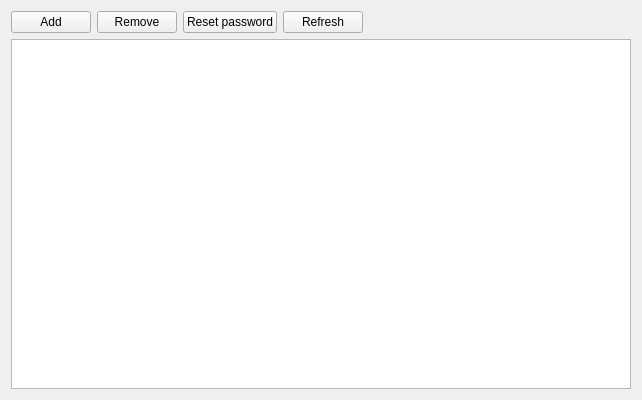
fasiondog/hikyuu, file hikyuu/admin/widget/Ui_HkuUserManagerWidget.ui: the form before one commit.
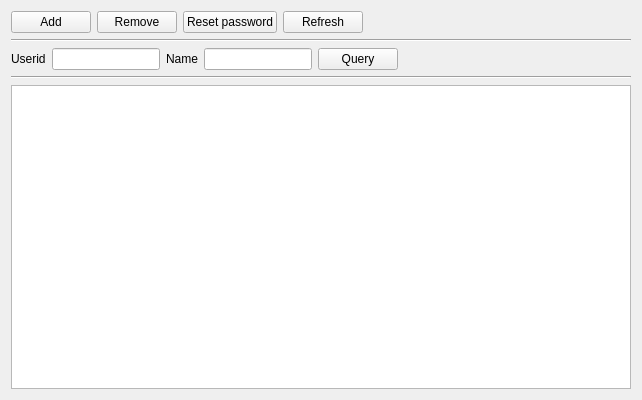
The form after the commit.

```diff
--- a/hikyuu/admin/widget/Ui_HkuUserManagerWidget.ui
+++ b/hikyuu/admin/widget/Ui_HkuUserManagerWidget.ui
@@ -61,6 +61,84 @@
        </item>
       </layout>
      </item>
+     <item>
+      <widget class="Line" name="line">
+       <property name="orientation">
+        <enum>Qt::Horizontal</enum>
+       </property>
+      </widget>
+     </item>
+     <item>
+      <layout class="QHBoxLayout" name="horizontalLayout_2">
+       <item>
+        <widget class="QLabel" name="label">
+         <property name="text">
+          <string>Userid</string>
+         </property>
+        </widget>
+       </item>
+       <item>
+        <widget class="QLineEdit" name="userid_lineEdit">
+         <property name="sizePolicy">
+          <sizepolicy hsizetype="Fixed" vsizetype="Fixed">
+           <horstretch>0</horstretch>
+           <verstretch>0</verstretch>
+          </sizepolicy>
+         </property>
+         <property name="maxLength">
+          <number>100</number>
+         </property>
+        </widget>
+       </item>
+       <item>
+        <widget class="QLabel" name="label_2">
+         <property name="text">
+          <string>Name</string>
+         </property>
+        </widget>
+       </item>
+       <item>
+        <widget class="QLineEdit" name="name_lineEdit">
+         <property name="sizePolicy">
+          <sizepolicy hsizetype="Fixed" vsizetype="Fixed">
+           <horstretch>0</horstretch>
+           <verstretch>0</verstretch>
+          </sizepolicy>
+         </property>
+         <property name="maxLength">
+          <number>100</number>
+         </property>
+        </widget>
+       </item>
+       <item>
+        <widget class="QPushButton" name="query_pushButton">
+         <property name="text">
+          <string>Query</string>
+         </property>
+        </widget>
+       </item>
+       <item>
+        <spacer name="horizontalSpacer_2">
+         <property name="orientation">
+          <enum>Qt::Horizontal</enum>
+         </property>
+         <property name="sizeHint" stdset="0">
+          <size>
+           <width>40</width>
+           <height>20</height>
+          </size>
+         </property>
+        </spacer>
+       </item>
+      </layout>
+     </item>
+     <item>
+      <widget class="Line" name="line_2">
+       <property name="orientation">
+        <enum>Qt::Horizontal</enum>
+       </property>
+      </widget>
+     </item>
      <item>
       <widget class="QTableView" name="users_tableView">
        <property name="editTriggers">
```
